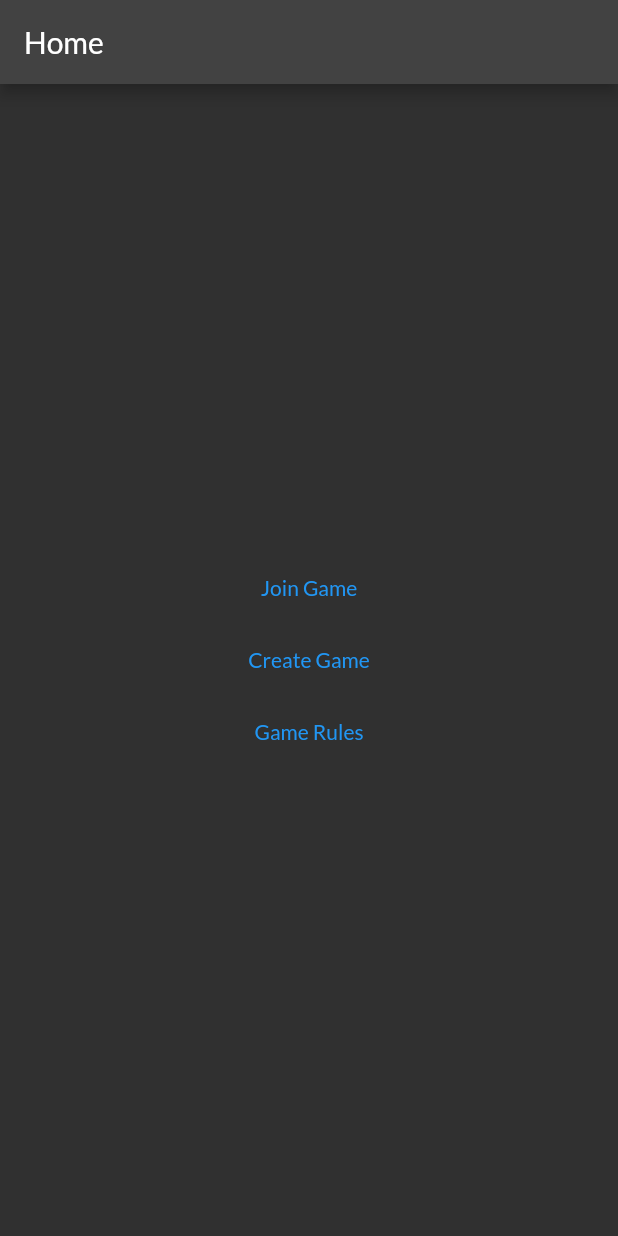
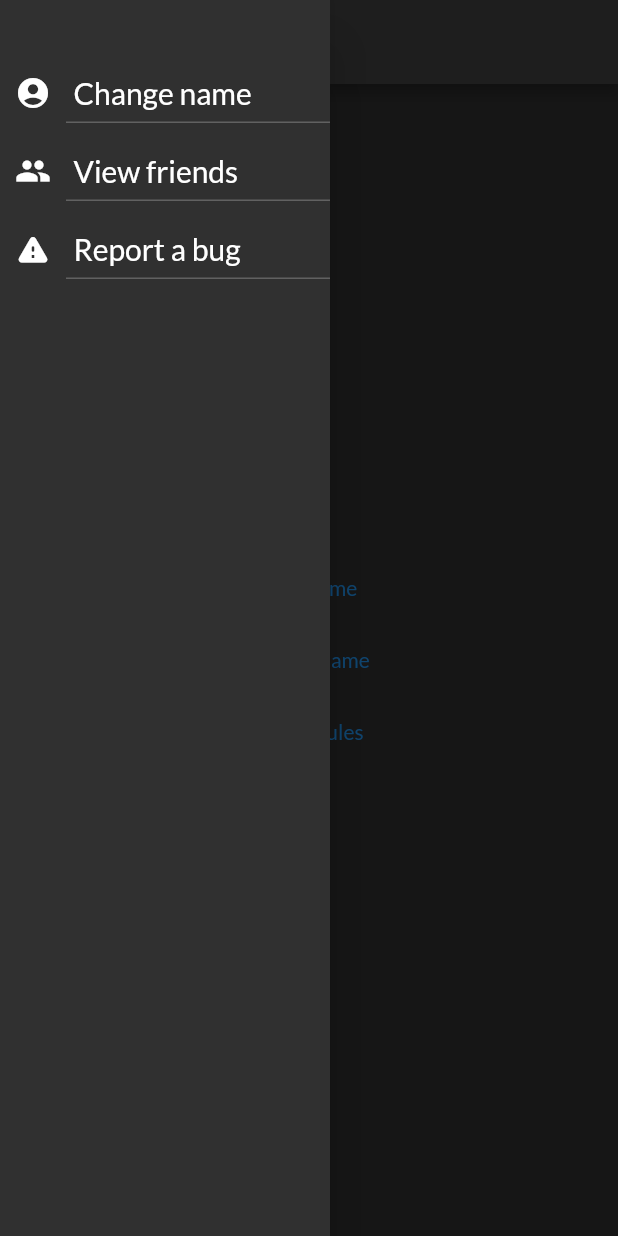
Before and after one commit to korenminchev/dice-fe, a Flutter app: the screen it shows after launch, with the side drawer open (before the commit the screen has no drawer), on a phone screen of 412 x 824 dp. Run offline on Flutter 3.47's test engine with Material 2 defaults, Android fonts, the phone set to English and light mode, and no system bars; our stand-ins replace flutter_bloc.

Commit message:
Added app drawer UI.

```diff
--- /dev/null
+++ b/lib/core/drawer/dice_drawer.dart
@@ -0,0 +1,44 @@
+import 'package:flutter/material.dart';
+
+import 'drawer_item.dart';
+
+class DiceDrawer extends StatelessWidget {
+  const DiceDrawer({Key? key}) : super(key: key);
+  final double width = 220;
+
+  @override
+  Widget build(BuildContext context) {
+    return Container(
+      width: width,
+      child: Drawer(
+        child: ListView(
+          padding: EdgeInsets.zero,
+          children: <Widget>[
+            const SizedBox(height: 50),
+            DrawerItem(
+              icon: const Icon(Icons.account_circle),
+              title: 'Change name',
+              onTap: () {
+                // TODO (Koren) : Push change name screen;
+              },
+            ),
+            DrawerItem(
+              icon: const Icon(Icons.group),
+              title: 'View friends',
+              onTap: () {
+                // TODO (Koren) : Push view friends screen;
+              },
+            ),
+            DrawerItem(
+              icon: const Icon(Icons.warning_rounded),
+              title: 'Report a bug',
+              onTap: () {
+                // TODO (Koren) : Push bug report screen;
+              },
+            ),
+          ],
+        ),
+      ),
+    );
+  }
+}
--- /dev/null
+++ b/lib/core/drawer/drawer_item.dart
@@ -0,0 +1,48 @@
+import 'package:flutter/material.dart';
+
+class DrawerItem extends StatelessWidget {
+  final Icon icon;
+  final String title;
+  final Function() onTap;
+
+  const DrawerItem({required this.icon, required this.title, required this.onTap}) : super();
+
+  @override
+  Widget build(BuildContext context) {
+    return GestureDetector(
+      onTap: onTap,
+      child: Column(
+        children: [
+          Row(
+            children: <Widget>[
+              const SizedBox(width: 10),
+              icon,
+              const SizedBox(width: 15),
+              Text(title, style: const TextStyle(fontSize: 20)),
+            ],
+          ),
+          const SizedBox(height: 7),
+          Row(
+            mainAxisAlignment: MainAxisAlignment.end,
+            children: [
+              const Flexible(
+                flex: 1,
+                child: SizedBox()
+              ),
+              Flexible(
+                flex:4,
+                child: SizedBox(
+                  height: 1,
+                  child: Container(
+                    color: Colors.grey[700],
+                  ),
+                ),
+              ),
+            ],
+          ),
+          const SizedBox(height: 20),
+        ],
+      ),
+    );
+  }
+}
--- a/lib/features/home/pages/home_page.dart
+++ b/lib/features/home/pages/home_page.dart
@@ -1,3 +1,4 @@
+import 'package:dice_fe/core/drawer/dice_drawer.dart';
 import 'package:flutter/material.dart';
 import 'package:dice_fe/features/home/bloc/home_bloc.dart';
 import 'package:flutter_bloc/flutter_bloc.dart';
@@ -10,6 +11,7 @@ class HomePage extends StatelessWidget {
   @override
   Widget build(BuildContext context) {
     return Scaffold(
+      drawer: DiceDrawer(),
       appBar: AppBar(
         title: Text('Home'),
       ),
```
